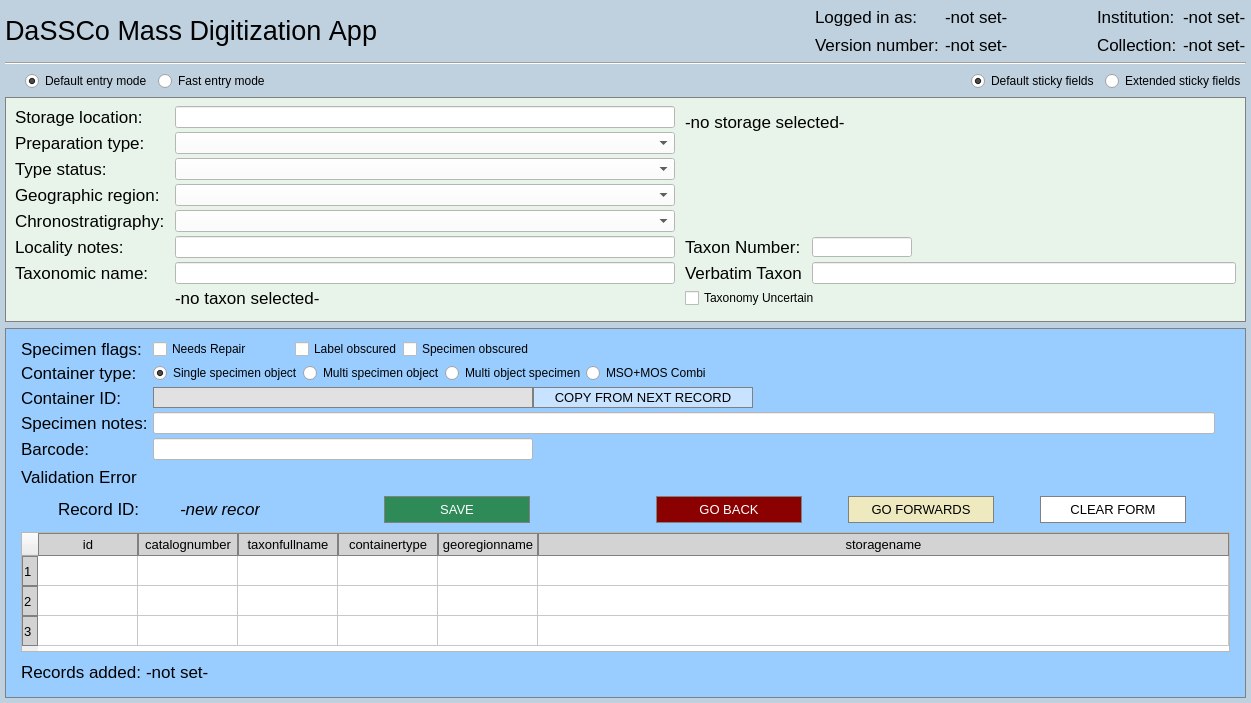
Old version of the form MassDigitizer/ui/specimendataentry.ui in the repository NHMDenmark/Mass-Digitizer.
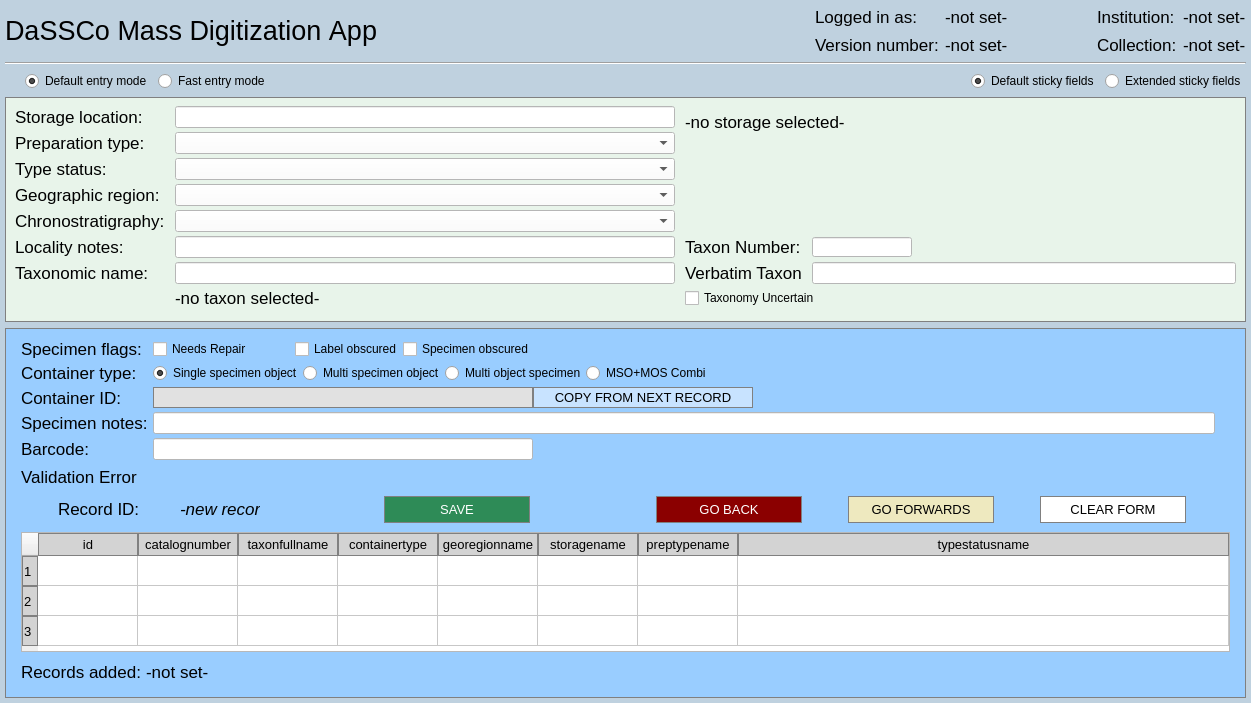
New version of the form. Icons and pictures are not drawn.

Commit message: Fully implemented #661 plus some tweaks

Diff of the .ui file:
```diff
--- a/MassDigitizer/ui/specimendataentry.ui
+++ b/MassDigitizer/ui/specimendataentry.ui
@@ -1117,6 +1117,16 @@
             <string>storagename</string>
            </property>
           </column>
+          <column>
+           <property name="text">
+            <string>preptypename</string>
+           </property>
+          </column>
+          <column>
+           <property name="text">
+            <string>typestatusname</string>
+           </property>
+          </column>
          </widget>
         </item>
         <item>
```
The commit also changes 1 other file.
